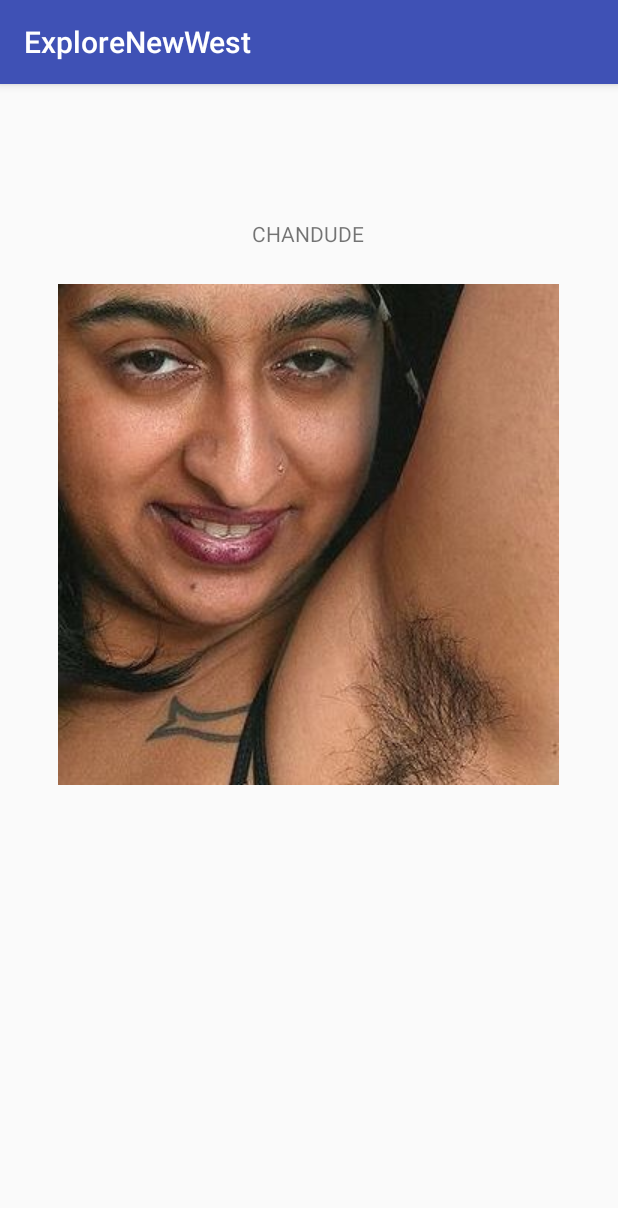
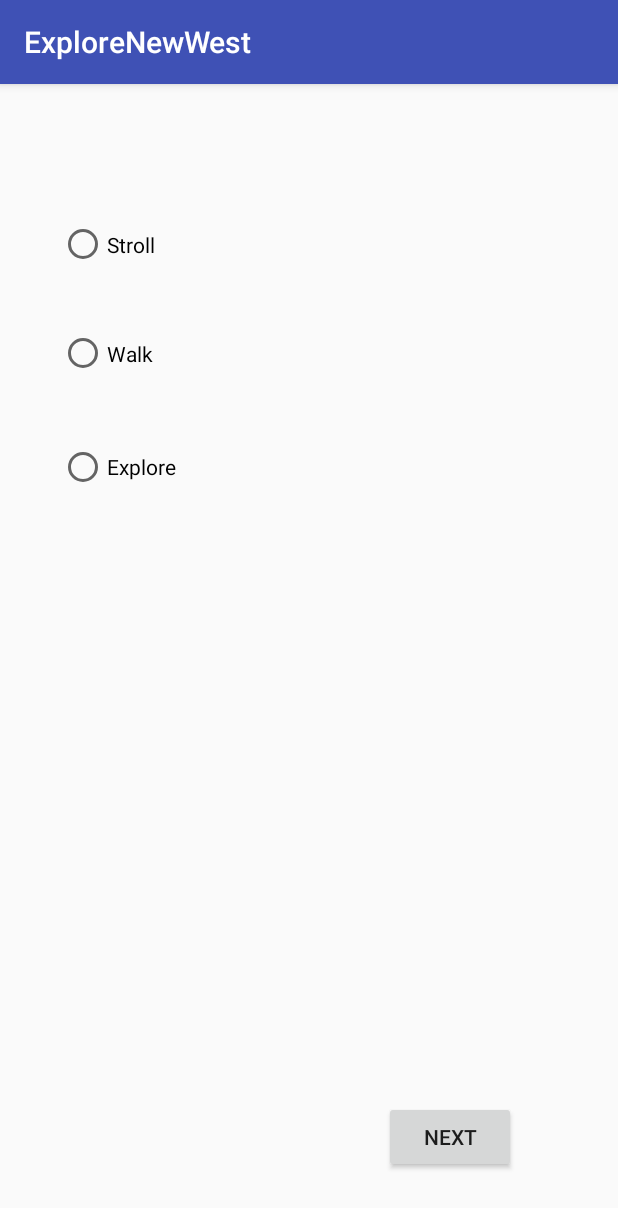
Before and after one commit to Ebon1111/XploreNewWest, an Android app: the screen it shows after launch (MainActivity), on a phone screen of 412 x 824 dp. Shown: the top 1208 px of the screen. Run offline under Robolectric (Android 15) with nearby library versions, the phone set to English and light mode, and no system bars.

```diff
--- a/app/build.gradle
+++ b/app/build.gradle
@@ -5,7 +5,7 @@ android {
     buildToolsVersion "25.0.2"
     defaultConfig {
         applicationId "a00971903.comp3717.ca.bcit.ca.explorenewwest"
-        minSdkVersion 15
+        minSdkVersion 16
         targetSdkVersion 25
         versionCode 1
         versionName "1.0"
@@ -25,6 +25,6 @@ dependencies {
         exclude group: 'com.android.support', module: 'support-annotations'
     })
     compile 'com.android.support:appcompat-v7:25.1.0'
-    compile 'com.google.android.gms:play-services:10.0.1'
+    compile 'com.google.android.gms:play-services:9.6.0'
     testCompile 'junit:junit:4.12'
 }
--- a/app/src/debug/java/a00971903/comp3717/ca/bcit/ca/explorenewwest/WhatDoYouWantToSee.java
+++ /dev/null
@@ -1,16 +0,0 @@
-package a00971903.comp3717.ca.bcit.ca.explorenewwest;
-
-import android.support.v7.app.AppCompatActivity;
-import android.os.Bundle;
-import android.widget.Toast;
-
-public class WhatDoYouWantToSee extends AppCompatActivity {
-
-    @Override
-    protected void onCreate(Bundle savedInstanceState) {
-        super.onCreate(savedInstanceState);
-        setContentView(R.layout.activity_what_do_you_want_to_see);
-        Toast.makeText(this, "What do you want to see?", Toast.LENGTH_LONG).show();
-        finish();
-    }
-}
--- a/app/src/debug/res/values/google_maps_api.xml
+++ b/app/src/debug/res/values/google_maps_api.xml
@@ -16,6 +16,6 @@
     string in this file.
     -->
     <string name="google_maps_key" templateMergeStrategy="preserve" translatable="false">
-        YOUR_KEY_HERE
+        AIzaSyAT-gUJxQPK5GFKLa5rcddU-OiWNObet6o
     </string>
 </resources>
--- a/app/src/main/java/a00971903/comp3717/ca/bcit/ca/explorenewwest/MainActivity.java
+++ b/app/src/main/java/a00971903/comp3717/ca/bcit/ca/explorenewwest/MainActivity.java
@@ -12,11 +12,11 @@ public class MainActivity extends AppCompatActivity {
     protected void onCreate(Bundle savedInstanceState) {
         super.onCreate(savedInstanceState);
         setContentView(R.layout.activity_main);
-        walkPage(); // call walkPage
+        //walkPage(); // call walkPage
     }
 
     /* at call: creates an intent for "what do you want to see" section*/
-    public void walkPage() {
-        startActivity(new Intent(this, WhatDoYouWantToSee.class));
+    public void walkPage(final View view) {
+        startActivity(new Intent(this, WalkConfig.class));
     }
 }
--- a/app/src/main/res/layout/activity_main.xml
+++ b/app/src/main/res/layout/activity_main.xml
@@ -11,21 +11,45 @@
     android:paddingTop="@dimen/activity_vertical_margin"
     tools:context="a00971903.comp3717.ca.bcit.ca.explorenewwest.MainActivity">
 
-    <TextView
-        android:text="@string/chandude"
+    <RadioGroup
         android:layout_width="wrap_content"
         android:layout_height="wrap_content"
-        android:id="@+id/textView2"
         android:layout_alignParentTop="true"
-        android:layout_centerHorizontal="true"
-        android:layout_marginTop="74dp" />
+        android:layout_alignParentLeft="true"
+        android:layout_alignParentStart="true"
+        android:layout_marginLeft="23dp"
+        android:layout_marginStart="23dp"
+        android:layout_marginTop="55dp" >
 
-    <ImageView
+        <RadioButton
+            android:text="Stroll"
+            android:layout_width="278dp"
+            android:layout_height="71dp"
+            android:id="@+id/radioStroll" />
+
+        <RadioButton
+            android:text="Walk"
+            android:layout_width="match_parent"
+            android:layout_height="74dp"
+            android:id="@+id/radioWalk" />
+
+        <RadioButton
+            android:text="Explore"
+            android:layout_width="match_parent"
+            android:layout_height="77dp"
+            android:id="@+id/radioExplore" />
+    </RadioGroup>
+
+    <Button
+        android:text="@string/next"
         android:layout_width="wrap_content"
         android:layout_height="wrap_content"
-        app:srcCompat="@drawable/chandude"
-        android:id="@+id/imageView4"
-        android:layout_below="@+id/textView2"
-        android:layout_centerHorizontal="true"
-        android:layout_marginTop="24dp" />
+        android:layout_alignParentBottom="true"
+        android:layout_alignParentRight="true"
+        android:layout_alignParentEnd="true"
+        android:layout_marginRight="52dp"
+        android:layout_marginEnd="52dp"
+        android:layout_marginBottom="26dp"
+        android:id="@+id/LocationButton"
+        android:onClick="walkPage" />
 </RelativeLayout>
--- a/app/src/main/res/values/dimens.xml
+++ b/app/src/main/res/values/dimens.xml
@@ -2,4 +2,5 @@
     <!-- Default screen margins, per the Android Design guidelines. -->
     <dimen name="activity_horizontal_margin">16dp</dimen>
     <dimen name="activity_vertical_margin">16dp</dimen>
+    <dimen name="fab_margin">16dp</dimen>
 </resources>
--- a/app/src/main/res/values/strings.xml
+++ b/app/src/main/res/values/strings.xml
@@ -1,4 +1,6 @@
 <resources>
     <string name="app_name">ExploreNewWest</string>
     <string name="chandude">CHANDUDE</string>
+    <string name="next">Next</string>
+    <string name="title_activity_maps">Map</string>
 </resources>
```
Also changed, not shown: app/src/debug/res/layout/activity_what_do_you_want_to_see.xml (deleted, +0 -13 lines), app/src/main/AndroidManifest.xml (+24 -1 lines), app/src/main/java/a00971903/comp3717/ca/bcit/ca/explorenewwest/MapsActivity.java (added, +85 -0 lines), app/src/main/java/a00971903/comp3717/ca/bcit/ca/explorenewwest/WalkConfig.java (added, +102 -0 lines), app/src/main/res/layout/activity_maps.xml (added, +8 -0 lines), app/src/main/res/layout/activity_walk_config.xml (added, +65 -0 lines), app/src/main/res/values-v21/styles.xml (added, +9 -0 lines), app/src/main/res/values/styles.xml (+9 -0 lines).
